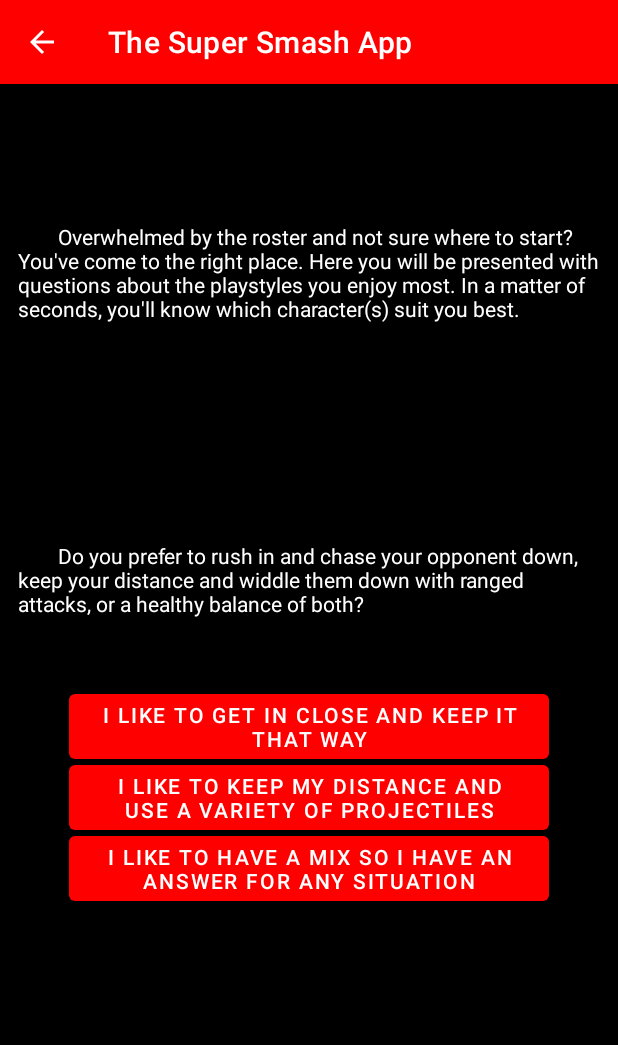
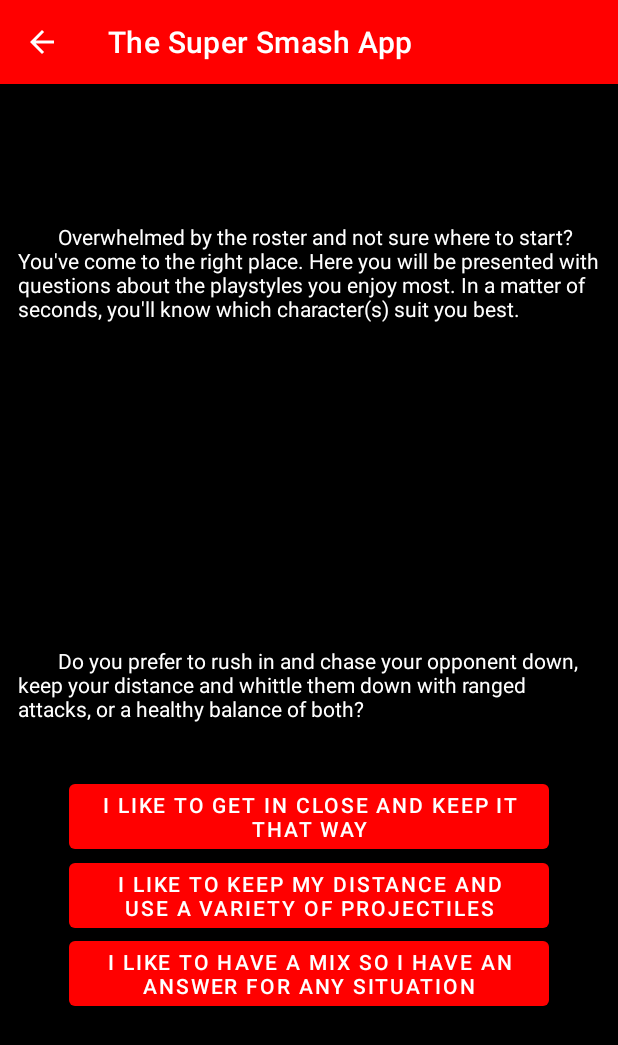
Before and after one commit to TravisKoz/capstone_theSuperSmashApp, an Android app: the PlayStyleActivity screen opened directly, with no data from a screen before it, on a phone screen of 412 x 824 dp. Shown: the top 1045 px of the screen. Run offline under Robolectric (Android 15) with nearby library versions, the phone set to English and light mode, and no system bars.

Commit message:
Fixed character recommendation layout

```diff
--- a/app/src/main/res/layout/activity_playstyle.xml
+++ b/app/src/main/res/layout/activity_playstyle.xml
@@ -25,9 +25,9 @@
         android:id="@+id/textView2"
         android:layout_width="wrap_content"
         android:layout_height="wrap_content"
-        android:layout_marginBottom="400dp"
+        android:layout_marginBottom="330dp"
+        android:text="\t\tDo you prefer to rush in and chase your opponent down, keep your distance and whittle them down with ranged attacks, or a healthy balance of both?"
         android:textColor="@color/white"
-        android:text="\t\tDo you prefer to rush in and chase your opponent down, keep your distance and widdle them down with ranged attacks, or a healthy balance of both?"
         app:layout_constraintBottom_toBottomOf="parent"
         app:layout_constraintEnd_toEndOf="parent"
         app:layout_constraintStart_toStartOf="parent" />
@@ -36,7 +36,7 @@
         android:id="@+id/btn_close_range"
         android:layout_width="wrap_content"
         android:layout_height="wrap_content"
-        android:layout_marginBottom="300dp"
+        android:layout_marginBottom="240dp"
         android:text="I like to get in close and keep it that way"
         app:layout_constraintBottom_toBottomOf="parent"
         app:layout_constraintEnd_toEndOf="parent"
@@ -56,7 +56,7 @@
         android:id="@+id/btn_hybrid"
         android:layout_width="wrap_content"
         android:layout_height="wrap_content"
-        android:layout_marginBottom="205dp"
+        android:layout_marginBottom="135dp"
         android:text="I like to have a mix so I have an answer for any situation"
         app:layout_constraintBottom_toBottomOf="parent"
         app:layout_constraintEnd_toEndOf="parent"
```
Also changed, not shown: 1 other file.
